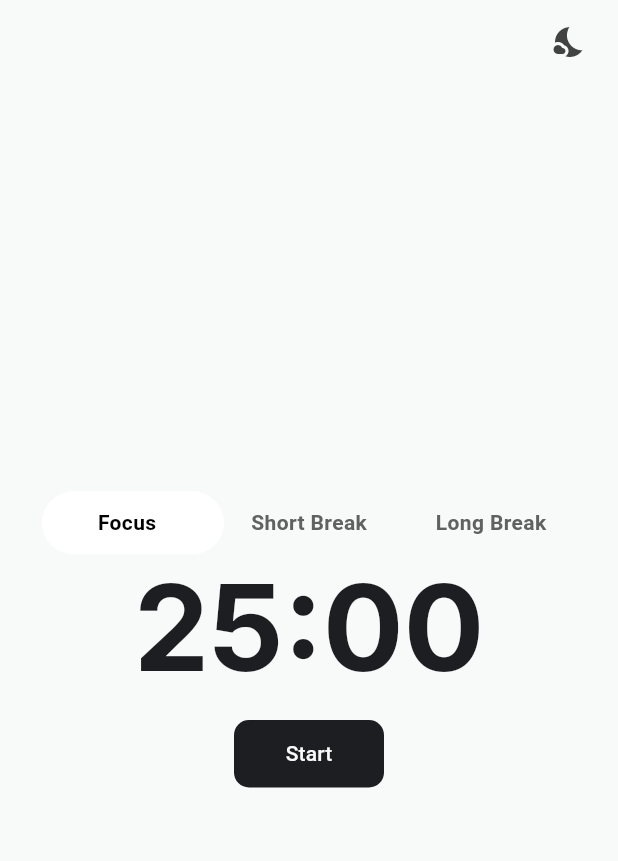
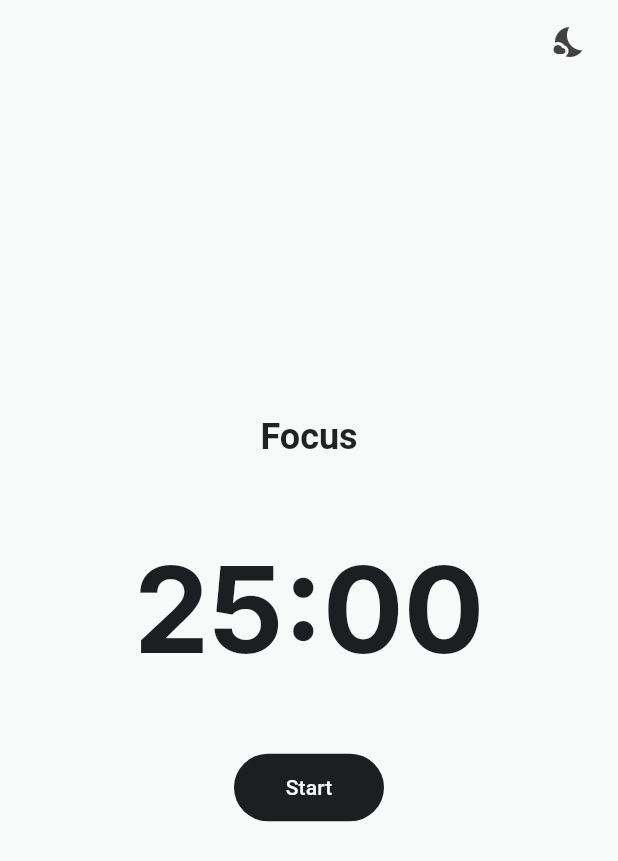
Before and after one commit to MariannaBosiaka/focus-timer-app, a Flutter app: the screen it shows after launch, after a tap on "Start", after a tap on the "refresh" icon, on a phone screen of 412 x 824 dp. Shown: the top 861 px of the screen. Run offline on Flutter 3.47's test engine with Material 3 defaults, Android fonts, the phone set to English and light mode, and no system bars.

Commit message:
added mode funationalities

```diff
--- a/lib/features/timer/logic/timer_controller.dart
+++ b/lib/features/timer/logic/timer_controller.dart
@@ -2,15 +2,33 @@ import 'dart:async';
 import 'package:flutter/material.dart';
 
 class TimerController extends ChangeNotifier {
-  int _initialSeconds = 1500;
-  int _remainingSeconds = 1500;
+  // Default durations for each mode
+  Duration _focusDuration = const Duration(minutes: 25);
+  Duration _shortBreakDuration = const Duration(minutes: 5);
+  Duration _longBreakDuration = const Duration(minutes: 15);
+
+  // Current timer state
+  late Duration _currentDuration;
+  late int _remainingSeconds;
+  int _selectedMode = 0; // 0=Focus, 1=Short Break, 2=Long Break
   Timer? _timer;
   bool _isRunning = false;
 
+  TimerController() {
+    _currentDuration = _focusDuration;
+    _remainingSeconds = _currentDuration.inSeconds;
+  }
+
   int get remainingSeconds => _remainingSeconds;
-  int get initialSeconds => _initialSeconds;
+  int get initialSeconds => _currentDuration.inSeconds;
   bool get isRunning => _isRunning;
+  int get selectedMode => _selectedMode;
 
+  Duration get focusDuration => _focusDuration;
+  Duration get shortBreakDuration => _shortBreakDuration;
+  Duration get longBreakDuration => _longBreakDuration;
+
+  // Start timer
   void start() {
     if (_isRunning) return;
 
@@ -18,7 +36,6 @@ class TimerController extends ChangeNotifier {
     notifyListeners();
 
     _tick();
-
     _timer = Timer.periodic(const Duration(seconds: 1), (_) => _tick());
   }
 
@@ -32,21 +49,60 @@ class TimerController extends ChangeNotifier {
     notifyListeners();
   }
 
+  // Pause
   void pause() {
     _timer?.cancel();
     _isRunning = false;
     notifyListeners();
   }
 
+  // Reset to current mode's starting duration
   void reset() {
     _timer?.cancel();
     _isRunning = false;
-    _remainingSeconds = _initialSeconds;
+    _remainingSeconds = _currentDuration.inSeconds;
     notifyListeners();
   }
 
+  // Change the active mode and load its saved duration
+  void setMode(int mode) {
+    _selectedMode = mode;
+    switch (mode) {
+      case 0:
+        _currentDuration = _focusDuration;
+        break;
+      case 1:
+        _currentDuration = _shortBreakDuration;
+        break;
+      case 2:
+        _currentDuration = _longBreakDuration;
+        break;
+    }
+    _remainingSeconds = _currentDuration.inSeconds;
+    _isRunning = false;
+    _timer?.cancel();
+    notifyListeners();
+  }
+
+  // Update the saved duration for a specific mode
+  void updateDurationForMode(int mode, Duration duration) {
+    if (mode == 0) _focusDuration = duration;
+    if (mode == 1) _shortBreakDuration = duration;
+    if (mode == 2) _longBreakDuration = duration;
+
+    // If currently on this mode, update currentDuration too
+    if (mode == _selectedMode) {
+      _currentDuration = duration;
+      _remainingSeconds = duration.inSeconds;
+    }
+    _isRunning = false;
+    _timer?.cancel();
+    notifyListeners();
+  }
+
+  // Set current duration without touching saved mode durations
   void setDuration(Duration duration) {
-    _initialSeconds = duration.inSeconds;
+    _currentDuration = duration;
     _remainingSeconds = duration.inSeconds;
     _timer?.cancel();
     _isRunning = false;
--- a/lib/features/timer/ui/pages/timer_page.dart
+++ b/lib/features/timer/ui/pages/timer_page.dart
@@ -3,11 +3,44 @@ import 'package:focus_timer_app/features/timer/ui/pages/set_timer_page.dart';
 import 'package:provider/provider.dart';
 import '../../logic/timer_controller.dart';
 import '../../logic/theme_provider.dart';
-import '../widgets/mode_selector.dart';
+import '../widgets/swipe_mode_main_timer.dart';
+import 'dart:ui';
 
+class TimerPage extends StatefulWidget {
+  const TimerPage({Key? key}) : super(key: key);
 
-class TimerPage extends StatelessWidget {
-  const TimerPage({Key? key}) : super(key: key);
+  @override
+  State<TimerPage> createState() => _TimerPageState();
+}
+
+class _TimerPageState extends State<TimerPage> {
+  final List<String> _modes = const ["Focus", "Short Break", "Long Break"];
+  late final PageController _pageController;
+
+  @override
+  void initState() {
+    super.initState();
+    final timer = Provider.of<TimerController>(context, listen: false);
+    _pageController = PageController(initialPage: timer.selectedMode);
+
+    // Listen to timer.selectedMode changes to update PageView
+    timer.addListener(() {
+      if (_pageController.hasClients &&
+          _pageController.page?.round() != timer.selectedMode) {
+        _pageController.animateToPage(
+          timer.selectedMode,
+          duration: const Duration(milliseconds: 300),
+          curve: Curves.easeInOut,
+        );
+      }
+    });
+  }
+
+  @override
+  void dispose() {
+    _pageController.dispose();
+    super.dispose();
+  }
 
   String formatTime(int seconds) {
     final minutes = (seconds ~/ 60).toString().padLeft(2, '0');
@@ -49,50 +82,88 @@ class TimerPage extends StatelessWidget {
             },
             tooltip: 'Toggle Theme',
           ),
-          const SizedBox(width: 8), // optional spacing
+          const SizedBox(width: 8),
         ],
       ),
       body: Center(
-        child:
-        Column(
+        child: Column(
           mainAxisAlignment: MainAxisAlignment.center,
           children: [
-            const SizedBox(height: 30),
-            Positioned(
-                top: 40,
-                left: 0,
-                right: 0,
-                child:ModeSelector(
-                onModeChanged: (index) {
-                    switch (index) {
-                      case 0:
-                        timer.setDuration(const Duration(minutes: 25));
-                        break;
-                      case 1:
-                        timer.setDuration(const Duration(minutes: 5));
-                        break;
-                      case 2:
-                        timer.setDuration(const Duration(minutes: 15));
-                        break;
-                  };
+            SizedBox(
+                height: 40,
+                width: 150,
+                child: AnimatedBuilder(
+                  animation: _pageController,
+                  builder: (context, child) {
+                    final page = _pageController.hasClients ? _pageController.page ?? _pageController.initialPage.toDouble() : _pageController.initialPage.toDouble();
+
+                    return PageView.builder(
+                      controller: _pageController,
+                      itemCount: _modes.length,
+                      onPageChanged: (index) {
+                        timer.setMode(index);
+                      },
+                      itemBuilder: (context, index) {
+
+                      final distance = (page - index).abs();
+
+                      // If the page is exactly at the index (initially), no blur:
+                      final blurAmount = (distance == 0) ? 0.0 : (distance * 5).clamp(0.0, 5.0);
+                      final opacity = (distance == 0) ? 1.0 : (1 - (distance * 0.5)).clamp(0.0, 1.0);
+
+                        return Center(
+                          child: Opacity(
+                            opacity: opacity,
+                            child: ClipRect(
+                              child: BackdropFilter(
+                                filter: ImageFilter.blur(
+                                  sigmaX: blurAmount,
+                                  sigmaY: blurAmount,
+                                ),
+                                child: Text(
+                                  _modes[index],
+                                  style: Theme.of(context).textTheme.headlineSmall!.copyWith(
+                                        fontWeight: FontWeight.bold,
+                                        color: Theme.of(context).iconTheme.color,
+                                      ),
+                                ),
+                              ),
+                            ),
+                          ),
+                        );
+                      },
+                    );
                   },
                 ),
               ),
+
+            const SizedBox(height: 50),
+
+            // Tap timer to edit
             GestureDetector(
               onTap: () {
                 Navigator.push(
                   context,
-                    MaterialPageRoute(builder: (_) => SetTimerPage(initialMinutes: timer.remainingSeconds ~/ 60,),
+                  MaterialPageRoute(
+                    builder: (_) => SetTimerPage(
+                      initialMinutes: timer.remainingSeconds ~/ 60,
+                      selectedMode: timer.selectedMode,
+                    ),
                   ),
                 );
               },
               child: Text(
                 formatTime(timer.remainingSeconds),
-                  style: Theme.of(context).textTheme.displayLarge!.copyWith(fontSize: 80),
+                style: Theme.of(context)
+                    .textTheme
+                    .displayLarge!
+                    .copyWith(fontSize: 80),
               ),
             ),
 
-            const SizedBox(height: 15),
+            const SizedBox(height: 50),
+
+            // Start/Pause Button
             TextButton(
               onPressed: () {
                 if (timer.isRunning) {
@@ -104,11 +175,13 @@ class TimerPage extends StatelessWidget {
               style: TextButton.styleFrom(
                 fixedSize: const Size(100, 45),
                 shape: RoundedRectangleBorder(
-                  borderRadius: BorderRadius.circular(10),
+                  borderRadius: BorderRadius.circular(50),
                 ),
               ),
               child: Text(buttonText(timer)),
             ),
+
+            // Reset Button
             SizedBox(
               height: 60,
               child: timer.remainingSeconds != timer.initialSeconds
--- a/lib/features/timer/ui/widgets/mode_selector.dart
+++ b/lib/features/timer/ui/widgets/mode_selector.dart
@@ -1,93 +1,69 @@
 import 'package:flutter/material.dart';
 
-class ModeSelector extends StatefulWidget {
+class ModeSelector extends StatelessWidget {
+  final int selectedMode;
   final ValueChanged<int> onModeChanged;
 
-  const ModeSelector({super.key, required this.onModeChanged});
-
-  @override
-  State<ModeSelector> createState() => _ModeSelectorState();
-}
-
-class _ModeSelectorState extends State<ModeSelector> {
-  int _selectedIndex = 0;
-  final List<String> _modes = ["Focus", "Short Break", "Long Break"];
-  double _dragOffset = 0.0;
+  const ModeSelector({
+    Key? key,
+    required this.selectedMode,
+    required this.onModeChanged,
+  }) : super(key: key);
 
   @override
   Widget build(BuildContext context) {
-    final buttonWidth = (MediaQuery.of(context).size.width - 48) / _modes.length;
+    final modes = ['Focus', 'Short Break', 'Long Break'];
 
-    return Padding(
-      padding: const EdgeInsets.symmetric(horizontal: 24.0),
-      child: GestureDetector(
-        onHorizontalDragUpdate: (details) {
-          final buttonWidth = (MediaQuery.of(context).size.width - 48) / _modes.length;
-          final maxOffset = (_modes.length - 1 - _selectedIndex) * buttonWidth;
-          final minOffset = -_selectedIndex * buttonWidth;
+    return SizedBox(
+      height: 40,
+      child: LayoutBuilder(
+        builder: (context, constraints) {
+          final totalWidth = constraints.maxWidth;
+          final segmentWidth = totalWidth / modes.length;
 
-          setState(() {
-            _dragOffset += details.delta.dx;
-            _dragOffset = _dragOffset.clamp(minOffset, maxOffset);
-          });
-        },
-        onHorizontalDragEnd: (_) {
-          final int draggedIndex = (_dragOffset / buttonWidth).round();
-          final newIndex = (_selectedIndex + draggedIndex).clamp(0, _modes.length - 1);
-
-          setState(() {
-            _selectedIndex = newIndex;
-            _dragOffset = 0;
-          });
-
-          widget.onModeChanged(newIndex);
-        },
-        onTapUp: (details) {
-          final localX = details.localPosition.dx;
-          final tappedIndex = (localX / buttonWidth).floor().clamp(0, _modes.length - 1);
-
-          setState(() {
-            _selectedIndex = tappedIndex;
-            _dragOffset = 0;
-          });
-
-          widget.onModeChanged(tappedIndex);
-        },
-        child: Container(
-          height: 50,
-          decoration: BoxDecoration(
-            color: Colors.transparent,
-            borderRadius: BorderRadius.circular(40),
-          ),
-          child: Stack(
+          return Stack(
             children: [
-              AnimatedAlign(
-                alignment: Alignment(
-                  -1 + (_selectedIndex * 1.0) + (_dragOffset / buttonWidth),
-                  0,
-                ),
-                duration: const Duration(milliseconds: 200),
-                curve: Curves.easeOut,
+              // Animated white background moving under the selected mode
+              AnimatedPositioned(
+                left: segmentWidth * selectedMode,
+                duration: const Duration(milliseconds: 300),
+                curve: Curves.easeInOut,
+                top: 0,
+                bottom: 0,
+                width: segmentWidth,
                 child: Container(
-                  width: buttonWidth,
-                  margin: const EdgeInsets.all(4),
+                  margin: const EdgeInsets.symmetric(vertical: 6, horizontal: 8),
                   decoration: BoxDecoration(
                     color: Colors.white,
-                    borderRadius: BorderRadius.circular(30),
+                    borderRadius: BorderRadius.circular(20),
+                    boxShadow: [
+                      BoxShadow(
+                        color: Colors.black.withOpacity(0.1),
+                        blurRadius: 6,
+                        offset: const Offset(0, 2),
+                      )
+                    ],
                   ),
                 ),
               ),
+
+              // Row of mode buttons
               Row(
-                children: List.generate(_modes.length, (index) {
+                mainAxisAlignment: MainAxisAlignment.spaceEvenly,
+                children: List.generate(modes.length, (index) {
+                  final isSelected = index == selectedMode;
+
                   return Expanded(
-                    child: Center(
-                      child: Text(
-                        _modes[index],
-                        style: TextStyle(
-                          fontWeight: FontWeight.bold,
-                          color: _selectedIndex == index
-                              ? Colors.black
-                              : Colors.grey[700],
+                    child: GestureDetector(
+                      onTap: () => onModeChanged(index),
+                      child: Center(
+                        child: Text(
+                          modes[index],
+                          style: TextStyle(
+                            color: isSelected ? Colors.black : Colors.white70,
+                            fontWeight: isSelected ? FontWeight.bold : FontWeight.normal,
+                            fontSize: 16,
+                          ),
                         ),
                       ),
                     ),
@@ -95,8 +71,8 @@ class _ModeSelectorState extends State<ModeSelector> {
                 }),
               ),
             ],
-          ),
-        ),
+          );
+        },
       ),
     );
   }
```
Also changed, not shown: lib/features/timer/ui/pages/set_timer_page.dart (+5 -2 lines), lib/features/timer/ui/widgets/swipe_mode_main_timer.dart (added, +45 -0 lines). Lines whose indentation alone changed are shown as unchanged.
